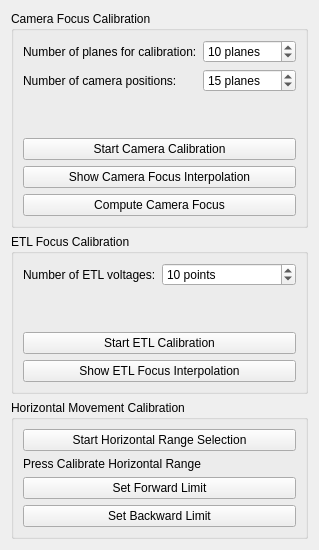
Qt form lightsheet/gui/ui_calibration_panel.ui (LIOMLab/lightsheet) before a commit.
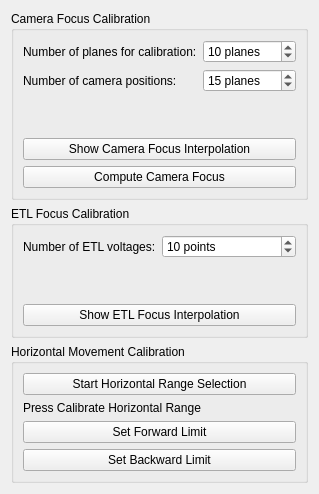
The same form after that commit.

Commit message: prune dead calibration/scan buttons and document live ones

```diff
--- a/lightsheet/gui/ui_calibration_panel.ui
+++ b/lightsheet/gui/ui_calibration_panel.ui
@@ -102,22 +102,6 @@
         </property>
        </spacer>
       </item>
-      <item>
-       <widget class="QPushButton" name="pushButton_calCameraStartCalibration">
-        <property name="sizePolicy">
-         <sizepolicy hsizetype="Preferred" vsizetype="Fixed">
-          <horstretch>0</horstretch>
-          <verstretch>0</verstretch>
-         </sizepolicy>
-        </property>
-        <property name="toolTip">
-         <string>Start camera calibration</string>
-        </property>
-        <property name="text">
-         <string>Start Camera Calibration</string>
-        </property>
-       </widget>
-      </item>
       <item>
        <widget class="QPushButton" name="pushButton_calCameraShowInterpolation">
         <property name="sizePolicy">
@@ -214,22 +198,6 @@
         </property>
        </spacer>
       </item>
-      <item>
-       <widget class="QPushButton" name="pushButton_calEtlStartCalibration">
-        <property name="sizePolicy">
-         <sizepolicy hsizetype="Preferred" vsizetype="Fixed">
-          <horstretch>0</horstretch>
-          <verstretch>0</verstretch>
-         </sizepolicy>
-        </property>
-        <property name="toolTip">
-         <string>Start ETLs calibration</string>
-        </property>
-        <property name="text">
-         <string>Start ETL Calibration</string>
-        </property>
-       </widget>
-      </item>
       <item>
        <widget class="QPushButton" name="pushButton_calEtlShowInterpolation">
         <property name="sizePolicy">
```
Left out of the diff: 9 changed lines with no effect on the pictures. The commit also changes 5 other files.
